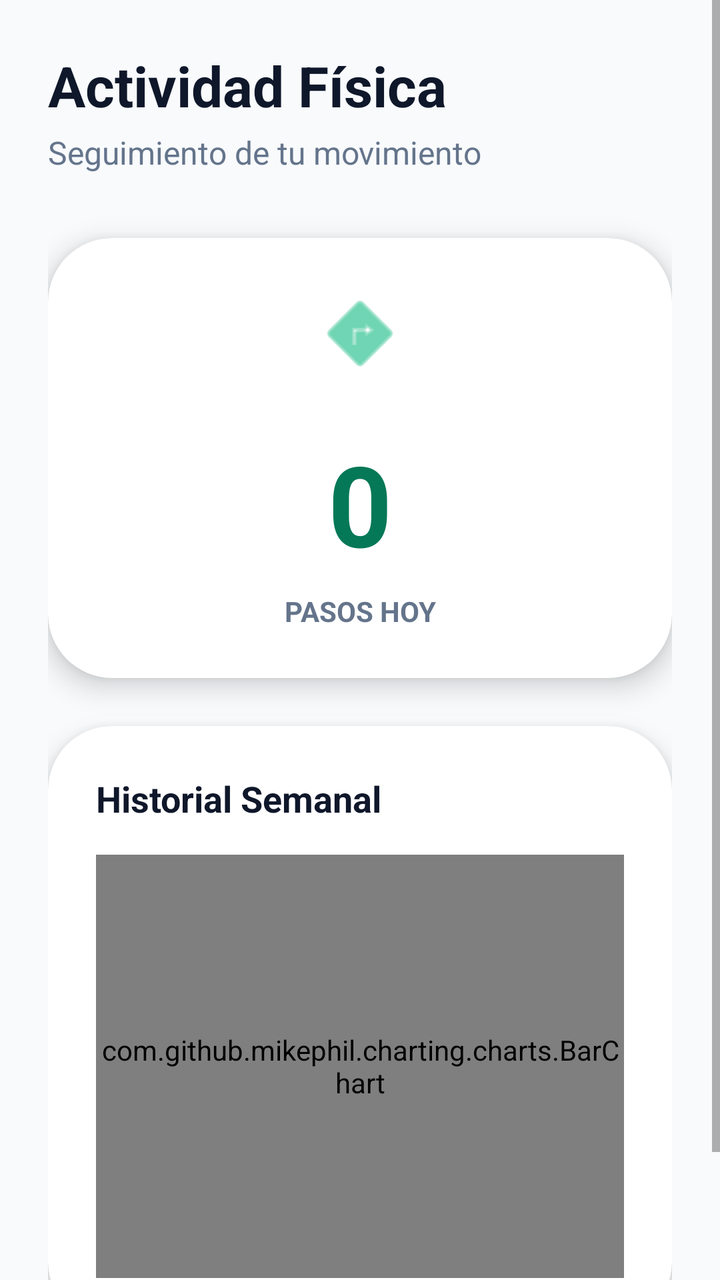
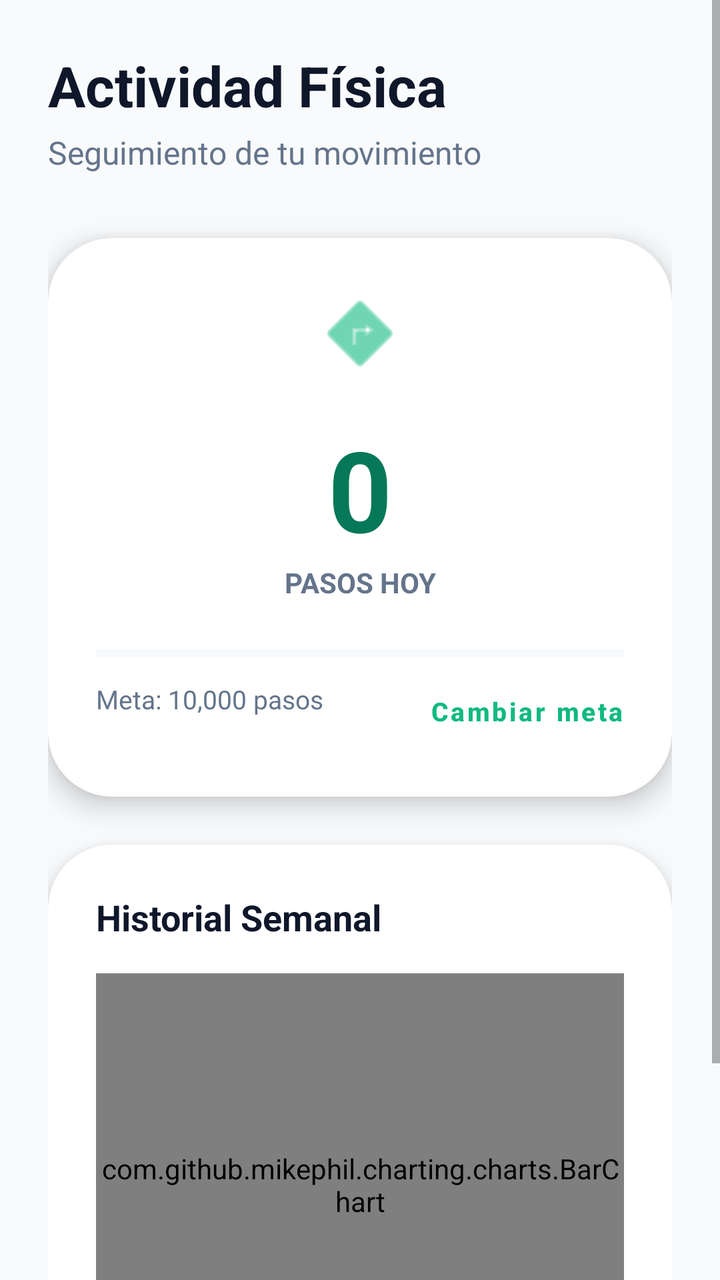

An Android layout rendered at two revisions. The XML below is the earlier revision; the diff shows what the commit changed to produce the second picture.
<!-- AndroidManifest.xml: application theme Theme.Salud_App -->
<!-- res/layout/activity_modulo_actividad.xml -->
<?xml version="1.0" encoding="utf-8"?>
<ScrollView xmlns:android="http://schemas.android.com/apk/res/android"
    xmlns:app="http://schemas.android.com/apk/res-auto"
    xmlns:tools="http://schemas.android.com/tools"
    android:layout_width="match_parent"
    android:layout_height="match_parent"
    android:background="#F8FAFC"
    android:fillViewport="true">

    <androidx.constraintlayout.widget.ConstraintLayout
        android:layout_width="match_parent"
        android:layout_height="wrap_content"
        android:padding="24dp"
        tools:context=".ModuloActividad">

        <TextView
            android:id="@+id/tvTitle"
            android:layout_width="wrap_content"
            android:layout_height="wrap_content"
            android:text="Actividad Física"
            android:textColor="#0F172A"
            android:textSize="28sp"
            android:textStyle="bold"
            app:layout_constraintStart_toStartOf="parent"
            app:layout_constraintTop_toTopOf="parent" />

        <TextView
            android:id="@+id/tvSubtitle"
            android:layout_width="wrap_content"
            android:layout_height="wrap_content"
            android:layout_marginTop="4dp"
            android:text="Seguimiento de tu movimiento"
            android:textColor="#64748B"
            android:textSize="16sp"
            app:layout_constraintStart_toStartOf="parent"
            app:layout_constraintTop_toBottomOf="@id/tvTitle" />

        
        <com.google.android.material.card.MaterialCardView
            android:id="@+id/cardSteps"
            android:layout_width="0dp"
            android:layout_height="220dp"
            android:layout_marginTop="32dp"
            app:cardBackgroundColor="@android:color/white"
            app:cardCornerRadius="32dp"
            app:cardElevation="8dp"
            app:strokeWidth="0dp"
            app:layout_constraintEnd_toEndOf="parent"
            app:layout_constraintStart_toStartOf="parent"
            app:layout_constraintTop_toBottomOf="@id/tvSubtitle">

            <androidx.constraintlayout.widget.ConstraintLayout
                android:layout_width="match_parent"
                android:layout_height="match_parent"
                android:padding="24dp">

                <ImageView
                    android:id="@+id/ivStepIcon"
                    android:layout_width="48dp"
                    android:layout_height="48dp"
                    android:src="@android:drawable/ic_menu_directions"
                    app:tint="#10B981"
                    app:layout_constraintEnd_toEndOf="parent"
                    app:layout_constraintStart_toStartOf="parent"
                    app:layout_constraintTop_toTopOf="parent" />

                <TextView
                    android:id="@+id/tvSteps"
                    android:layout_width="wrap_content"
                    android:layout_height="wrap_content"
                    android:layout_marginTop="16dp"
                    android:text="0"
                    android:textColor="#047857"
                    android:textSize="56sp"
                    android:textStyle="bold"
                    app:layout_constraintBottom_toTopOf="@id/tvStepsLabel"
                    app:layout_constraintEnd_toEndOf="parent"
                    app:layout_constraintStart_toStartOf="parent"
                    app:layout_constraintTop_toBottomOf="@id/ivStepIcon" />

                <TextView
                    android:id="@+id/tvStepsLabel"
                    android:layout_width="wrap_content"
                    android:layout_height="wrap_content"
                    android:text="PASOS HOY"
                    android:textColor="#64748B"
                    android:textSize="14sp"
                    android:textStyle="bold"
                    app:layout_constraintBottom_toBottomOf="parent"
                    app:layout_constraintEnd_toEndOf="parent"
                    app:layout_constraintStart_toStartOf="parent" />

            </androidx.constraintlayout.widget.ConstraintLayout>
        </com.google.android.material.card.MaterialCardView>

        
        <com.google.android.material.card.MaterialCardView
            android:id="@+id/cardChart"
            android:layout_width="0dp"
            android:layout_height="300dp"
            android:layout_marginTop="24dp"
            android:layout_marginBottom="24dp"
            app:cardBackgroundColor="@android:color/white"
            app:cardCornerRadius="32dp"
            app:cardElevation="8dp"
            app:strokeWidth="0dp"
            app:layout_constraintBottom_toBottomOf="parent"
            app:layout_constraintEnd_toEndOf="parent"
            app:layout_constraintStart_toStartOf="parent"
            app:layout_constraintTop_toBottomOf="@id/cardSteps">

            <androidx.constraintlayout.widget.ConstraintLayout
                android:layout_width="match_parent"
                android:layout_height="match_parent"
                android:padding="24dp">

                <TextView
                    android:id="@+id/tvChartTitle"
                    android:layout_width="wrap_content"
                    android:layout_height="wrap_content"
                    android:text="Historial Semanal"
                    android:textColor="#0F172A"
                    android:textSize="18sp"
                    android:textStyle="bold"
                    app:layout_constraintStart_toStartOf="parent"
                    app:layout_constraintTop_toTopOf="parent" />

                <com.github.mikephil.charting.charts.BarChart
                    android:id="@+id/barChartSteps"
                    android:layout_width="0dp"
                    android:layout_height="0dp"
                    android:layout_marginTop="16dp"
                    app:layout_constraintBottom_toBottomOf="parent"
                    app:layout_constraintEnd_toEndOf="parent"
                    app:layout_constraintStart_toStartOf="parent"
                    app:layout_constraintTop_toBottomOf="@id/tvChartTitle" />

            </androidx.constraintlayout.widget.ConstraintLayout>
        </com.google.android.material.card.MaterialCardView>

    </androidx.constraintlayout.widget.ConstraintLayout>
</ScrollView>
<!-- resources referenced by this layout -->
<resources>
  <style name="Theme.Salud_App" parent="Theme.MaterialComponents.Light.NoActionBar">
          
          <item name="colorPrimary">@color/colorPrimary</item>
          <item name="colorOnPrimary">@color/colorOnPrimary</item>
          
          <item name="colorSecondary">@color/colorSecondary</item>
          <item name="colorOnSecondary">@color/colorOnSecondary</item>
          
          <item name="android:colorBackground">@color/colorBackground</item>
          <item name="colorSurface">@color/colorSurface</item>
          <item name="colorOnSurface">@color/colorOnSurface</item>
          
          
          <item name="android:statusBarColor">@color/colorBackground</item>
          <item name="android:windowLightStatusBar">true</item>
          
          
          <item name="cornerFamily">rounded</item>
          <item name="cornerSize">16dp</item>
      </style>
  <color name="colorPrimary">#1A73E8</color>
  <color name="colorOnPrimary">#FFFFFF</color>
  <color name="colorSecondary">#FF3366</color>
  <color name="colorOnSecondary">#FFFFFF</color>
  <color name="colorBackground">#F8F9FA</color>
  <color name="colorSurface">#FFFFFF</color>
  <color name="colorOnSurface">#202124</color>
</resources>

<!-- the commit's change to res/layout/activity_modulo_actividad.xml (unified diff, before → after) -->
@@ -39,7 +39,7 @@
         <com.google.android.material.card.MaterialCardView
             android:id="@+id/cardSteps"
             android:layout_width="0dp"
-            android:layout_height="220dp"
+            android:layout_height="wrap_content"
             android:layout_marginTop="32dp"
             app:cardBackgroundColor="@android:color/white"
             app:cardCornerRadius="32dp"
@@ -51,7 +51,7 @@
 
             <androidx.constraintlayout.widget.ConstraintLayout
                 android:layout_width="match_parent"
-                android:layout_height="match_parent"
+                android:layout_height="wrap_content"
                 android:padding="24dp">
 
                 <ImageView
@@ -73,7 +73,6 @@
                     android:textColor="#047857"
                     android:textSize="56sp"
                     android:textStyle="bold"
-                    app:layout_constraintBottom_toTopOf="@id/tvStepsLabel"
                     app:layout_constraintEnd_toEndOf="parent"
                     app:layout_constraintStart_toStartOf="parent"
                     app:layout_constraintTop_toBottomOf="@id/ivStepIcon" />
@@ -86,9 +85,51 @@
                     android:textColor="#64748B"
                     android:textSize="14sp"
                     android:textStyle="bold"
-                    app:layout_constraintBottom_toBottomOf="parent"
                     app:layout_constraintEnd_toEndOf="parent"
-                    app:layout_constraintStart_toStartOf="parent" />
+                    app:layout_constraintStart_toStartOf="parent"
+                    app:layout_constraintTop_toBottomOf="@id/tvSteps" />
+
+                <ProgressBar
+                    android:id="@+id/pbPasos"
+                    style="?android:attr/progressBarStyleHorizontal"
+                    android:layout_width="0dp"
+                    android:layout_height="12dp"
+                    android:layout_marginTop="20dp"
+                    android:max="100"
+                    android:progress="0"
+                    android:progressTint="#10B981"
+                    android:progressBackgroundTint="#E2E8F0"
+                    app:layout_constraintEnd_toEndOf="parent"
+                    app:layout_constraintStart_toStartOf="parent"
+                    app:layout_constraintTop_toBottomOf="@id/tvStepsLabel" />
+
+                <TextView
+                    android:id="@+id/tvMetaPasos"
+                    android:layout_width="wrap_content"
+                    android:layout_height="wrap_content"
+                    android:layout_marginTop="8dp"
+                    android:text="Meta: 10,000 pasos"
+                    android:textColor="#64748B"
+                    android:textSize="13sp"
+                    app:layout_constraintStart_toStartOf="parent"
+                    app:layout_constraintTop_toBottomOf="@id/pbPasos" />
+
+                <com.google.android.material.button.MaterialButton
+                    android:id="@+id/btnCambiarMeta"
+                    style="@style/Widget.MaterialComponents.Button.TextButton"
+                    android:layout_width="wrap_content"
+                    android:layout_height="wrap_content"
+                    android:layout_marginTop="4dp"
+                    android:minWidth="0dp"
+                    android:minHeight="0dp"
+                    android:paddingHorizontal="0dp"
+                    android:text="Cambiar meta"
+                    android:textAllCaps="false"
+                    android:textColor="#10B981"
+                    android:textSize="13sp"
+                    android:textStyle="bold"
+                    app:layout_constraintEnd_toEndOf="parent"
+                    app:layout_constraintTop_toBottomOf="@id/pbPasos" />
 
             </androidx.constraintlayout.widget.ConstraintLayout>
         </com.google.android.material.card.MaterialCardView>
